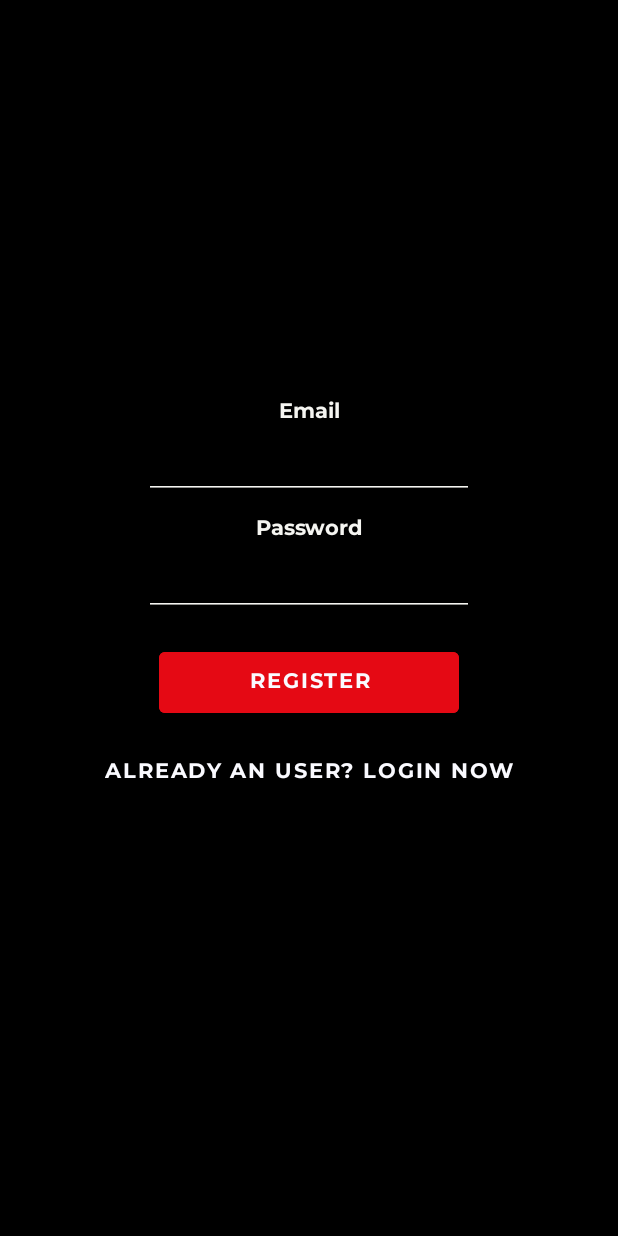
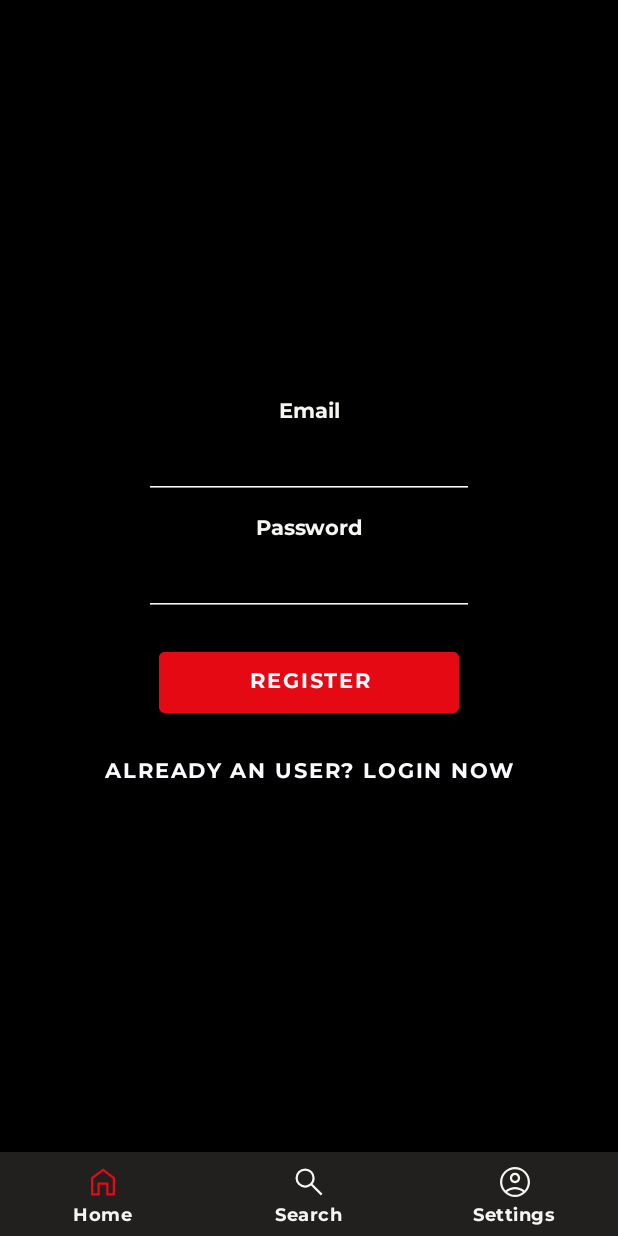
Before and after one commit to Enkosz/smoovie, an Android app: the RegisterFragment screen opened through its navigation route, on a phone screen of 412 x 824 dp. Run offline under Robolectric (Android 15) with nearby library versions, the phone set to English and light mode, and no system bars; our stand-ins replace Firebase (no records; nobody signed in at launch, a user with empty details on screens opened directly), RxJava, navigation-ui; network calls fail; pictures from the network do not load.

Commit message:
Navigation major fix

```diff
--- a/app/build.gradle
+++ b/app/build.gradle
@@ -41,8 +41,8 @@ dependencies {
     implementation 'io.reactivex.rxjava2:rxjava:2.1.7'
     implementation 'com.squareup.retrofit2:adapter-rxjava2:2.4.0'
     implementation 'androidx.swiperefreshlayout:swiperefreshlayout:1.1.0'
-    implementation 'androidx.navigation:navigation-fragment:2.5.0'
-    implementation 'androidx.navigation:navigation-ui:2.5.0'
+    implementation 'androidx.navigation:navigation-fragment:2.3.5'
+    implementation 'androidx.navigation:navigation-ui:2.3.5'
     implementation 'com.google.firebase:firebase-database:20.0.5'
     implementation 'androidx.room:room-runtime:2.4.3'
     implementation "androidx.room:room-rxjava2:2.4.3"
--- a/app/src/main/java/it/unimib/smoovie/adapter/MovieListRecyclerViewAdapter.java
+++ b/app/src/main/java/it/unimib/smoovie/adapter/MovieListRecyclerViewAdapter.java
@@ -22,9 +22,11 @@ import it.unimib.smoovie.utils.Constants;
 public class MovieListRecyclerViewAdapter extends AbstractNotifiableListRecyclerViewAdapter<MovieModelCompact> {
 
     private Context context;
+    private final Integer navigateId;
 
-    public MovieListRecyclerViewAdapter(Context context) {
+    public MovieListRecyclerViewAdapter(Context context, Integer navigateId) {
         this.context = context;
+        this.navigateId = navigateId;
     }
 
     @NonNull
@@ -62,7 +64,7 @@ public class MovieListRecyclerViewAdapter extends AbstractNotifiableListRecycler
             bundle.putLong(Constants.MOVIE_DETAIL_ID_BUNDLE_KEY, model.id);
 
             Navigation.findNavController(v)
-                    .navigate(R.id.movieDetailFragment, bundle, new NavOptions.Builder()
+                    .navigate(navigateId, bundle, new NavOptions.Builder()
                             .setExitAnim(android.R.anim.fade_out)
                             .setPopEnterAnim(android.R.anim.fade_in)
                             .build());
--- a/app/src/main/java/it/unimib/smoovie/ui/FeedMoviesFragment.java
+++ b/app/src/main/java/it/unimib/smoovie/ui/FeedMoviesFragment.java
@@ -51,7 +51,7 @@ public abstract class FeedMoviesFragment extends Fragment implements ProgressDis
 
         this.showProgress();
         LinearLayoutManager layoutManager = new LinearLayoutManager(getContext(), LinearLayoutManager.HORIZONTAL, false);
-        MovieListRecyclerViewAdapter adapter = new MovieListRecyclerViewAdapter(getContext());
+        MovieListRecyclerViewAdapter adapter = new MovieListRecyclerViewAdapter(getContext(), R.id.action_homeFragment_to_movieDetailFragment);
 
         recyclerViewMovies.setAdapter(adapter);
         recyclerViewMovies.setLayoutManager(layoutManager);
--- a/app/src/main/java/it/unimib/smoovie/ui/LoginFragment.java
+++ b/app/src/main/java/it/unimib/smoovie/ui/LoginFragment.java
@@ -90,7 +90,7 @@ public class LoginFragment extends Fragment implements ProgressDisplay {
                     });
         });
 
-        buttonRegister.setOnClickListener(view -> Navigation.findNavController(view).navigate(R.id.registerFragment));
+        buttonRegister.setOnClickListener(view -> Navigation.findNavController(view).navigate(R.id.action_loginFragment_to_registerFragment));
     }
 
     @Override
--- a/app/src/main/java/it/unimib/smoovie/ui/MainActivity.java
+++ b/app/src/main/java/it/unimib/smoovie/ui/MainActivity.java
@@ -5,6 +5,7 @@ import android.view.View;
 
 import androidx.appcompat.app.AppCompatActivity;
 import androidx.navigation.NavController;
+import androidx.navigation.Navigation;
 import androidx.navigation.fragment.NavHostFragment;
 import androidx.navigation.ui.NavigationUI;
 
@@ -31,33 +32,24 @@ public class MainActivity extends AppCompatActivity {
         NavController navController = navHostFragment.getNavController();
 
         NavigationUI.setupWithNavController(bottomNavigationView, navController);
-
-
         bottomNavigationView.setOnItemReselectedListener(item -> {
-            if(item.getItemId() == R.id.searchFragment) {
-                if (navController.getCurrentDestination().getId() == R.id.movieDetailFragment){
-                    while(navController.getCurrentDestination().getId() == R.id.movieDetailFragment) {
-                        navController.popBackStack();
-                    }
-                }else
-                navController.popBackStack();
+            switch (item.getItemId()) {
+                case R.id.homeFragment:
+                    navController.navigate(R.id.homeFragment);
+                    break;
+                case R.id.searchFragment:
+                    navController.navigate(R.id.searchFragment);
+                    break;
+                case R.id.settingsFragment:
+                    navController.navigate(R.id.settingsFragment);
+                    break;
             }
-
-        });
-
-
-        navController.addOnDestinationChangedListener((ignored, navDestination, bundle) -> {
-            if(navDestination.getId() == R.id.loginFragment || navDestination.getId() == R.id.registerFragment)
-                bottomNavigationView.setVisibility(View.GONE);
-            else if (bottomNavigationView.getVisibility() != View.VISIBLE)
-                bottomNavigationView.setVisibility(View.VISIBLE);
-
-            if (navDestination.getId() == R.id.settingsFragment)
-                bottomNavigationView.getMenu().findItem(R.id.settingsFragment).setChecked(true);
-            else if (navDestination.getId() == R.id.searchFragment || navDestination.getId() == R.id.resultsFragment || navDestination.getId() == R.id.movieDetailFragment)
-                bottomNavigationView.getMenu().findItem(R.id.searchFragment).setChecked(true);
-            else if (navDestination.getId() == R.id.homeFragment)
-                bottomNavigationView.getMenu().findItem(R.id.homeFragment).setChecked(true);
         });
     }
+
+    @Override
+    public boolean onSupportNavigateUp() {
+        return super.onSupportNavigateUp();
+        //return NavigationUI.navigateUp(Navigation.findNavController(this, R.id.bottom_navigation_view), dra)
+    }
 }
--- a/app/src/main/java/it/unimib/smoovie/ui/RegisterFragment.java
+++ b/app/src/main/java/it/unimib/smoovie/ui/RegisterFragment.java
@@ -85,7 +85,7 @@ public class RegisterFragment extends Fragment implements ProgressDisplay {
                             });
         });
 
-        buttonLogin.setOnClickListener(view -> Navigation.findNavController(view).navigate(R.id.loginFragment));
+        buttonLogin.setOnClickListener(view -> Navigation.findNavController(view).navigate(R.id.action_registerFragment_to_loginFragment));
     }
 
     @Override
--- a/app/src/main/java/it/unimib/smoovie/ui/ResultsFragment.java
+++ b/app/src/main/java/it/unimib/smoovie/ui/ResultsFragment.java
@@ -89,10 +89,7 @@ public class ResultsFragment extends Fragment implements ProgressDisplay {
                         Toast.makeText(requireContext(), R.string.error_generic, Toast.LENGTH_LONG).show();
 
                         Navigation.findNavController(requireView())
-                                .navigate(R.id.searchFragment, new Bundle(), new NavOptions.Builder()
-                                        .setExitAnim(android.R.anim.fade_out)
-                                        .setPopEnterAnim(android.R.anim.fade_in)
-                                        .build());
+                                .popBackStack();
                         return;
                     }
 
--- a/app/src/main/java/it/unimib/smoovie/ui/SearchFragment.java
+++ b/app/src/main/java/it/unimib/smoovie/ui/SearchFragment.java
@@ -63,7 +63,7 @@ public class SearchFragment extends Fragment implements ProgressDisplay {
                 bundle.putString(Constants.SEARCH_MOVIE_TITLE_BUNDLE_KEY, query);
 
                 Navigation.findNavController(searchView)
-                        .navigate(R.id.resultsFragment, bundle, new NavOptions.Builder()
+                        .navigate(R.id.action_searchFragment_to_resultsFragment, bundle, new NavOptions.Builder()
                                 .setExitAnim(android.R.anim.fade_out)
                                 .setPopEnterAnim(android.R.anim.fade_in)
                                 .build());
--- a/app/src/main/res/navigation/application_nav_graph.xml
+++ b/app/src/main/res/navigation/application_nav_graph.xml
@@ -10,10 +10,15 @@
         android:label="HomeFragment">
         <action
             android:id="@+id/action_homeFragment_to_searchFragment"
-            app:destination="@id/searchFragment" />
+            app:destination="@id/searchFragment"
+            app:popUpTo="@id/homeFragment"
+            app:popUpToInclusive="true" />
         <action
             android:id="@+id/action_homeFragment_to_movieDetailFragment"
-            app:destination="@id/movieDetailFragment" />
+            app:destination="@id/movieDetailFragment"
+            app:launchSingleTop="false"
+            app:popUpTo="@id/homeFragment"
+            app:popUpToInclusive="true" />
     </fragment>
     <fragment
         android:id="@+id/searchFragment"
@@ -21,7 +26,9 @@
         android:label="SearchFragment">
         <action
             android:id="@+id/action_searchFragment_to_resultsFragment"
-            app:destination="@id/resultsFragment" />
+            app:destination="@id/resultsFragment"
+            app:popUpTo="@id/searchFragment"
+            app:popUpToInclusive="true" />
     </fragment>
     <fragment
         android:id="@+id/resultsFragment"
@@ -29,12 +36,18 @@
         android:label="ResultsFragment">
         <action
             android:id="@+id/action_resultsFragment_to_movieDetailFragment2"
-            app:destination="@id/movieDetailFragment" />
+            app:destination="@id/movieDetailFragment"
+            app:popUpTo="@id/resultsFragment"
+            app:popUpToInclusive="true" />
     </fragment>
     <fragment
         android:id="@+id/movieDetailFragment"
         android:name="it.unimib.smoovie.ui.MovieDetailFragment"
-        android:label="MovieDetailFragment" />
+        android:label="MovieDetailFragment" >
+        <action
+            android:id="@+id/action_movieDetailFragment_self"
+            app:destination="@id/movieDetailFragment" />
+    </fragment>
     <fragment
         android:id="@+id/settingsFragment"
         android:name="it.unimib.smoovie.ui.SettingsFragment"
```
Also changed, not shown: app/src/main/java/it/unimib/smoovie/ui/MovieDetailFragment.java (+3 -9 lines).
